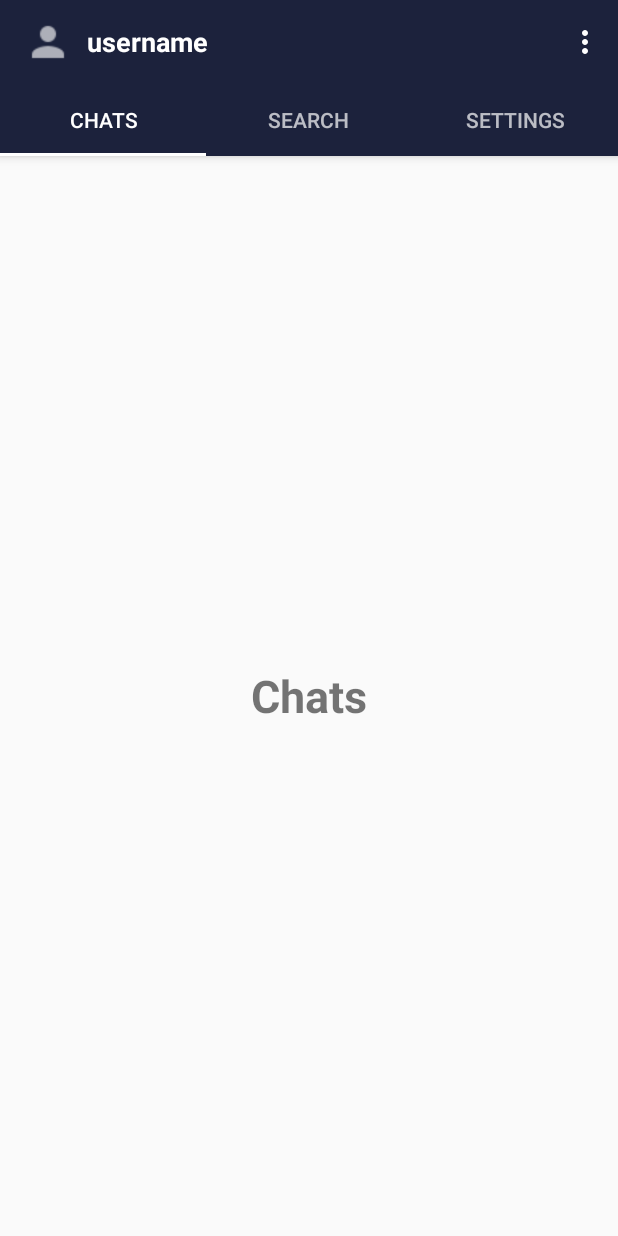
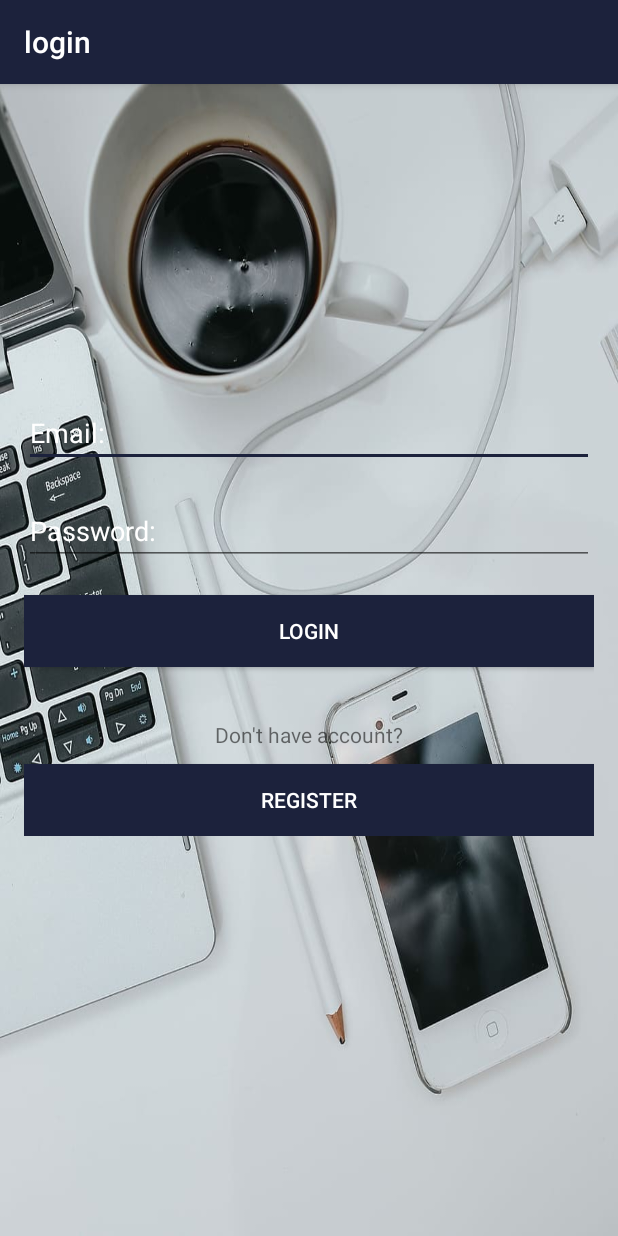
Before and after one commit to khacdinhtkdh/KDMessager, an Android app: the screen it shows after launch (MainActivity before the commit, LoginActivity after it), on a phone screen of 412 x 824 dp. Run offline under Robolectric (Android 15) with nearby library versions, the phone set to English and light mode, and no system bars; our stand-ins replace Firebase (no records; nobody signed in at launch, a user with empty details on screens opened directly).

Commit message:
login register

```diff
--- /dev/null
+++ b/app/src/main/java/com/example/kdmessager/Controller/LoginActivity.kt
@@ -0,0 +1,76 @@
+package com.example.kdmessager.Controller
+
+import android.content.Intent
+import androidx.appcompat.app.AppCompatActivity
+import android.os.Bundle
+import android.view.View
+import android.widget.Toast
+import com.example.kdmessager.R
+import com.google.firebase.auth.FirebaseAuth
+import com.google.firebase.auth.FirebaseUser
+import com.google.firebase.database.DatabaseReference
+import kotlinx.android.synthetic.main.activity_login.*
+import kotlinx.android.synthetic.main.activity_register.*
+
+class LoginActivity : AppCompatActivity() {
+    var firebaseUser: FirebaseUser? = null
+
+    private lateinit var mAuth: FirebaseAuth
+    private lateinit var refUser: DatabaseReference
+    private var firebaseUserId = ""
+
+
+    override fun onCreate(savedInstanceState: Bundle?) {
+        super.onCreate(savedInstanceState)
+        setContentView(R.layout.activity_login)
+        setSupportActionBar(toolbar_login)
+        supportActionBar!!.title = "login"
+
+        mAuth = FirebaseAuth.getInstance()
+
+        login_btn.setOnClickListener {
+            loginUser()
+        }
+
+    }
+
+    override fun onStart() {
+        super.onStart()
+        firebaseUser = FirebaseAuth.getInstance().currentUser
+
+        if (firebaseUser != null) {
+            val intent = Intent(this, MainActivity::class.java)
+            startActivity(intent)
+            finish()
+        }
+    }
+
+    fun registerUser (view: View) {
+        val intent = Intent(this, RegisterActivity::class.java)
+        startActivity(intent)
+        finish()
+    }
+
+    private fun loginUser() {
+        val email = login_email.text.toString()
+        val password = login_password.text.toString()
+
+        if (email.isEmpty() || password.isEmpty()) {
+            Toast.makeText(this, "Please fill all information!", Toast.LENGTH_LONG).show()
+        } else {
+            mAuth.signInWithEmailAndPassword(email, password)
+                .addOnCompleteListener { task ->
+                    if (task.isSuccessful) {
+                        val intent = Intent(this, MainActivity::class.java)
+                        intent.addFlags(Intent.FLAG_ACTIVITY_CLEAR_TASK or Intent.FLAG_ACTIVITY_NEW_TASK)
+                        startActivity(intent)
+                        finish()
+                    } else {
+                        Toast.makeText(this, "Error Message: " + task.exception!!.message.toString(), Toast.LENGTH_LONG).show()
+
+                    }
+                }
+        }
+    }
+
+}
--- /dev/null
+++ b/app/src/main/res/layout/activity_login.xml
@@ -0,0 +1,70 @@
+<?xml version="1.0" encoding="utf-8"?>
+<RelativeLayout
+        xmlns:android="http://schemas.android.com/apk/res/android"
+        xmlns:tools="http://schemas.android.com/tools"
+        xmlns:app="http://schemas.android.com/apk/res-auto"
+        android:layout_width="match_parent"
+        android:layout_height="match_parent"
+        android:background="@drawable/login"
+        tools:context=".Controller.LoginActivity">
+
+    <com.google.android.material.appbar.AppBarLayout
+            android:layout_height="wrap_content"
+            android:layout_width="match_parent"
+            android:theme="@style/AppTheme.AppBarOverlay">
+
+        <androidx.appcompat.widget.Toolbar
+                android:id="@+id/toolbar_login"
+                android:layout_width="match_parent"
+                android:layout_height="wrap_content"
+                android:background="?attr/colorPrimaryDark"
+                app:popupTheme="@style/AppTheme.PopupOverlay">
+        </androidx.appcompat.widget.Toolbar>
+    </com.google.android.material.appbar.AppBarLayout>
+
+    <LinearLayout
+            android:layout_width="match_parent"
+            android:layout_height="wrap_content"
+            android:orientation="vertical"
+            android:gravity="center_horizontal"
+            android:padding="16dp"
+            android:layout_centerInParent="true">
+
+        <EditText android:layout_width="match_parent"
+                  android:layout_height="wrap_content"
+                  android:id="@+id/login_email"
+                  android:hint="Email:"
+                  android:inputType="textEmailAddress"
+                  android:textColor="@android:color/white"
+                  android:textColorHint="@android:color/white"/>
+        <EditText android:layout_width="match_parent"
+                  android:layout_height="wrap_content"
+                  android:id="@+id/login_password"
+                  android:hint="Password:"
+                  android:inputType="textPassword"
+                  android:layout_marginTop="20dp"
+                  android:textColorHint="@android:color/white"/>
+        <Button android:layout_width="match_parent"
+                android:layout_height="wrap_content"
+                android:id="@+id/login_btn"
+                android:text="Login"
+                android:textColor="@android:color/white"
+                android:background="@color/colorPrimaryDark"
+                android:layout_marginTop="20dp"/>
+
+        <TextView android:layout_width="wrap_content"
+                  android:layout_height="wrap_content"
+                  android:layout_marginTop="35dp"
+                  android:text="Don't have account?"/>
+
+        <Button android:layout_width="match_parent"
+                android:layout_height="wrap_content"
+                android:id="@+id/login_register_btn"
+                android:text="Register"
+                android:onClick="registerUser"
+                android:textColor="@android:color/white"
+                android:background="@color/colorPrimaryDark"
+                android:layout_marginTop="10dp"/>
+    </LinearLayout>
+
+</RelativeLayout>
--- a/app/src/main/res/layout/activity_main.xml
+++ b/app/src/main/res/layout/activity_main.xml
@@ -6,7 +6,7 @@
         android:orientation="vertical"
         android:layout_width="match_parent"
         android:layout_height="match_parent"
-        tools:context=".MainActivity">
+        tools:context=".Controller.MainActivity">
 
     <com.google.android.material.appbar.AppBarLayout
             android:layout_height="wrap_content"
--- a/app/src/main/res/menu/menu_main.xml
+++ b/app/src/main/res/menu/menu_main.xml
@@ -1,9 +1,9 @@
 <menu xmlns:android="http://schemas.android.com/apk/res/android"
       xmlns:app="http://schemas.android.com/apk/res-auto"
       xmlns:tools="http://schemas.android.com/tools"
-      tools:context="com.example.kdmessager.MainActivity">
-    <item android:id="@+id/action_settings"
-          android:title="@string/action_settings"
+      tools:context="com.example.kdmessager.Controller.MainActivity">
+    <item android:id="@+id/action_logout"
+          android:title="@string/action_logout"
           android:orderInCategory="100"
           app:showAsAction="never"/>
 </menu>
--- a/app/src/main/res/values/strings.xml
+++ b/app/src/main/res/values/strings.xml
@@ -15,4 +15,5 @@
     <string name="Chats">Chats</string>
     <string name="Setting">Setting</string>
     <string name="account_setting">Account Setting</string>
+    <string name="action_logout">Logout</string>
 </resources>
--- a/app/src/main/res/values/styles.xml
+++ b/app/src/main/res/values/styles.xml
@@ -1,7 +1,7 @@
 <resources>
 
     <!-- Base application theme. -->
-    <style name="AppTheme" parent="Theme.AppCompat.Light.DarkActionBar">
+    <style name="AppTheme" parent="Theme.AppCompat.Light.NoActionBar">
         <!-- Customize your theme here. -->
         <item name="colorPrimary">@color/colorPrimary</item>
         <item name="colorPrimaryDark">@color/colorPrimaryDark</item>
```
Also changed, not shown: app/src/main/AndroidManifest.xml (+9 -4 lines), app/src/main/java/com/example/kdmessager/Controller/MainActivity.kt (renamed from app/src/main/java/com/example/kdmessager/MainActivity.kt, +14 -7 lines), app/src/main/java/com/example/kdmessager/Controller/RegisterActivity.kt (added, +77 -0 lines), app/src/main/res/layout/activity_register.xml (added, +63 -0 lines), app/src/main/res/drawable/cover/cover.jpg (added), app/src/main/res/drawable/profile.png (added).
